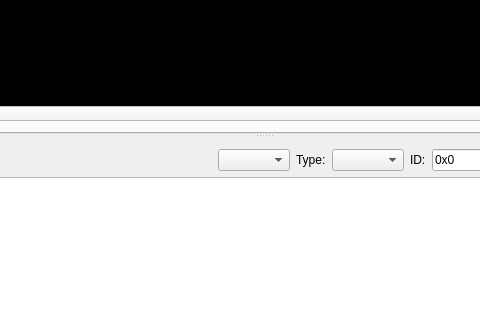
Before: the Qt Designer form ScriptCommunicator/mainwindow.ui in szieke/ScriptCommunicator_serial-terminal, drawn with Qt 5; both pictures show x 132 to 612 and y 194 to 514 of the 1183 by 786 pixel window.
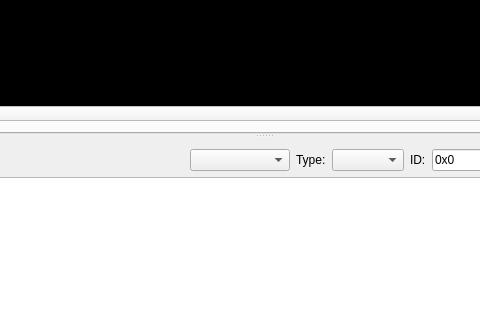
After: the same form once the commit is applied. Icons and pictures are not drawn. Custom widgets are drawn as their Qt base class.

Diff of the .ui file:
```diff
--- a/ScriptCommunicator/mainwindow.ui
+++ b/ScriptCommunicator/mainwindow.ui
@@ -967,6 +967,12 @@
               </item>
               <item>
                <widget class="QComboBox" name="SendFormatComboBox">
+                <property name="minimumSize">
+                 <size>
+                  <width>100</width>
+                  <height>0</height>
+                 </size>
+                </property>
                 <property name="toolTip">
                  <string>data format</string>
                 </property>
```
Left out of the diff: 65 changed lines with no effect on the pictures.
